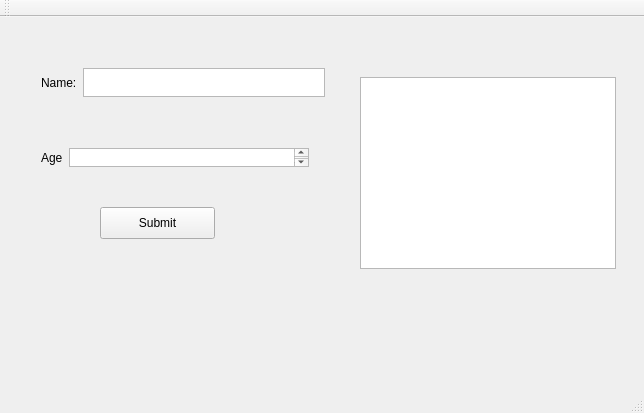
Before: the Qt Designer form qt_test/data_test/mainwindow.ui in bluuuue/Practice, drawn with Qt 5.
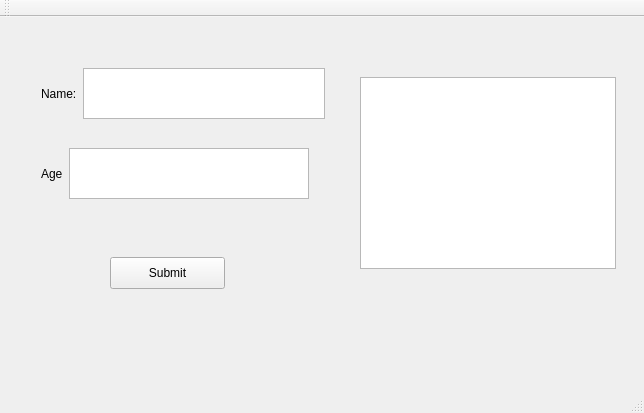
After: the same form once the commit is applied.

Patch:
```diff
--- a/qt_test/data_test/mainwindow.ui
+++ b/qt_test/data_test/mainwindow.ui
@@ -17,8 +17,8 @@
    <widget class="QPushButton" name="pushButton">
     <property name="geometry">
      <rect>
-      <x>100</x>
-      <y>190</y>
+      <x>110</x>
+      <y>240</y>
       <width>115</width>
       <height>32</height>
      </rect>
@@ -37,13 +37,13 @@
      </rect>
     </property>
    </widget>
-   <widget class="QWidget" name="">
+   <widget class="QWidget" name="layoutWidget">
     <property name="geometry">
      <rect>
       <x>30</x>
       <y>40</y>
       <width>306</width>
-      <height>51</height>
+      <height>73</height>
      </rect>
     </property>
     <layout class="QHBoxLayout" name="horizontalLayout">
@@ -59,13 +59,13 @@
      </item>
     </layout>
    </widget>
-   <widget class="QWidget" name="">
+   <widget class="QWidget" name="layoutWidget">
     <property name="geometry">
      <rect>
       <x>30</x>
       <y>120</y>
       <width>290</width>
-      <height>41</height>
+      <height>73</height>
      </rect>
     </property>
     <layout class="QHBoxLayout" name="horizontalLayout_2">
```
Left out of the diff: 10 changed lines with no effect on the pictures.
